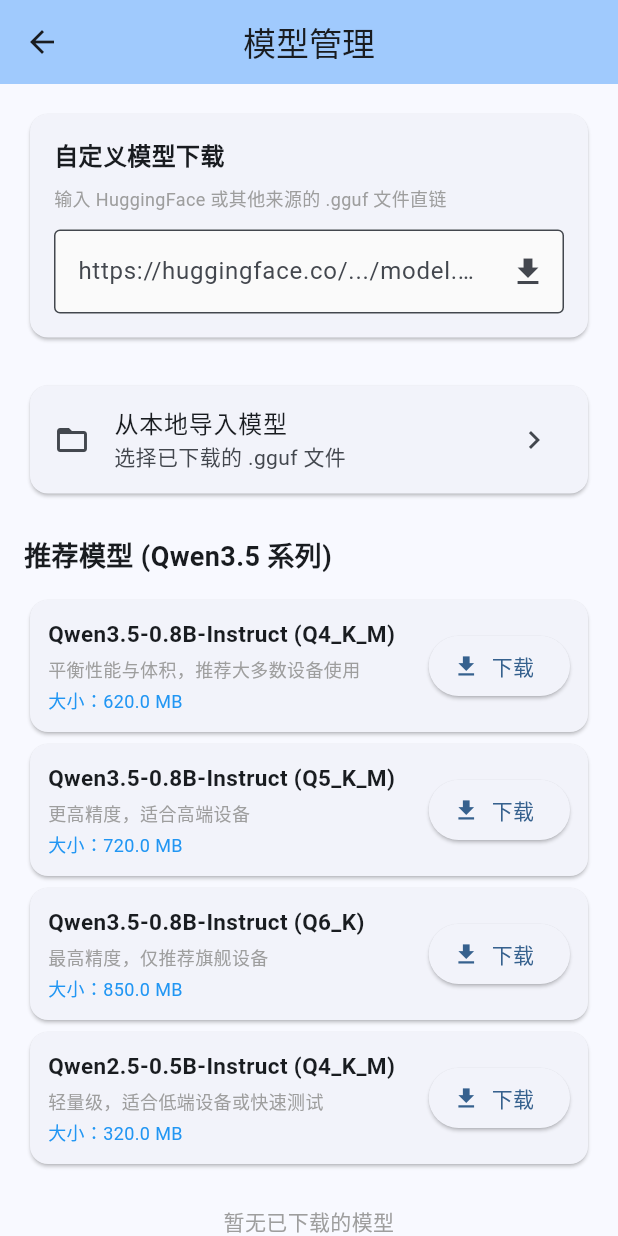
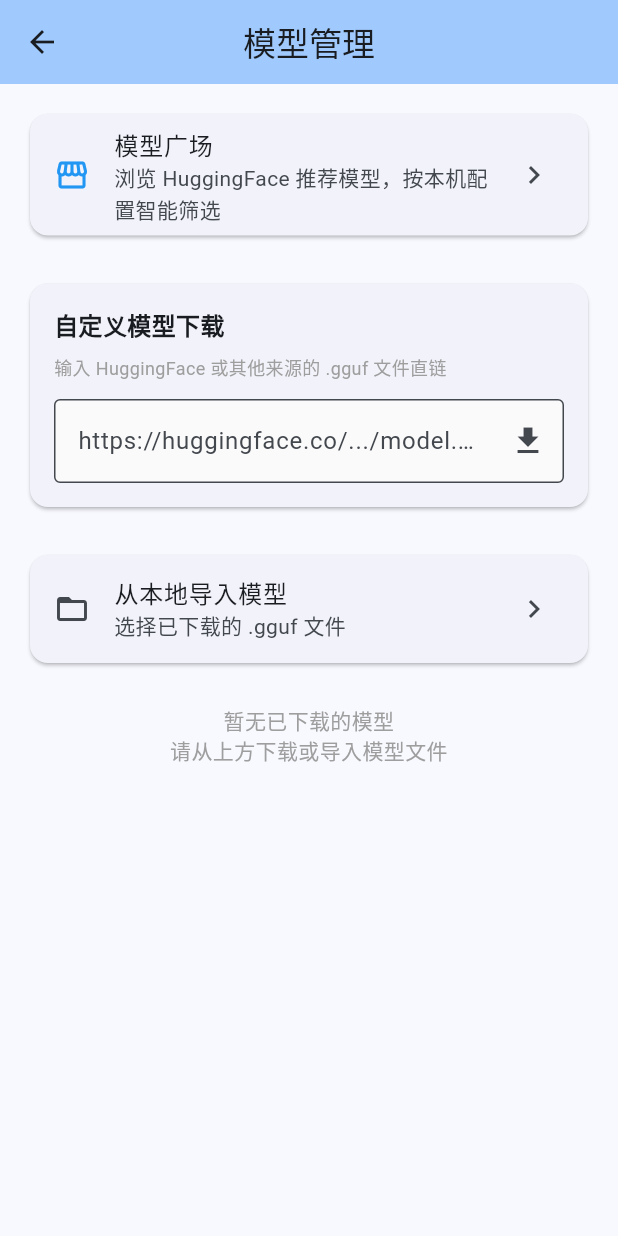
Before and after one commit to best-bo-cai/edge_ai_app, a Flutter app: the ModelManagementScreen screen opened directly, on a phone screen of 412 x 824 dp. Run offline on Flutter 3.47's test engine with Material 3 defaults, Android fonts, the phone set to English and light mode, and no system bars; our stand-ins replace device_info_plus, dio, file_picker, shared_preferences; missing offline and left inert: dart:ffi; accounts and stored records are empty; network calls fail.

Commit message:
feat(integration): 管理页接入广场与续传下载器，移除虚构推荐列表

```diff
--- a/lib/core/services/model_service.dart
+++ b/lib/core/services/model_service.dart
@@ -1,10 +1,8 @@
 import 'dart:convert';
 import 'dart:io';
-import 'package:dio/dio.dart';
 import 'package:flutter/foundation.dart';
 import 'package:flutter/services.dart' show rootBundle;
 import 'package:path_provider/path_provider.dart';
-import 'package:permission_handler/permission_handler.dart';
 import 'package:shared_preferences/shared_preferences.dart';
 
 import 'package:edge_ai_app/core/models/hf_catalog_models.dart';
@@ -63,42 +61,9 @@
   factory ModelService() => _instance;
   ModelService._internal();
 
-  final Dio _dio = Dio();
   late Directory _modelsDir;
   List<ModelInfo> _availableModels = [];
   String? _currentModelId;
-
-  /// 推荐模型列表 (Qwen3.5 系列)
-  final List<Map<String, dynamic>> recommendedModels = [
-    {
-      'id': 'qwen3.5-0.8b-q4km',
-      'name': 'Qwen3.5-0.8B-Instruct (Q4_K_M)',
-      'url': 'https://huggingface.co/bartowski/Qwen3.5-0.8B-Instruct-GGUF/resolve/main/Qwen3.5-0.8B-Instruct-Q4_K_M.gguf',
-      'size': 620 * 1024 * 1024, // ~620MB
-      'description': '平衡性能与体积，推荐大多数设备使用',
-    },
-    {
-      'id': 'qwen3.5-0.8b-q5km',
-      'name': 'Qwen3.5-0.8B-Instruct (Q5_K_M)',
-      'url': 'https://huggingface.co/bartowski/Qwen3.5-0.8B-Instruct-GGUF/resolve/main/Qwen3.5-0.8B-Instruct-Q5_K_M.gguf',
-      'size': 720 * 1024 * 1024, // ~720MB
-      'description': '更高精度，适合高端设备',
-    },
-    {
-      'id': 'qwen3.5-0.8b-q6k',
-      'name': 'Qwen3.5-0.8B-Instruct (Q6_K)',
-      'url': 'https://huggingface.co/bartowski/Qwen3.5-0.8B-Instruct-GGUF/resolve/main/Qwen3.5-0.8B-Instruct-Q6_K.gguf',
-      'size': 850 * 1024 * 1024, // ~850MB
-      'description': '最高精度，仅推荐旗舰设备',
-    },
-    {
-      'id': 'qwen2.5-0.5b-q4km',
-      'name': 'Qwen2.5-0.5B-Instruct (Q4_K_M)',
-      'url': 'https://huggingface.co/bartowski/Qwen2.5-0.5B-Instruct-GGUF/resolve/main/Qwen2.5-0.5B-Instruct-Q4_K_M.gguf',
-      'size': 320 * 1024 * 1024, // ~320MB
-      'description': '轻量级，适合低端设备或快速测试',
-    },
-  ];
 
   static const String _fallbackAssetPath = 'assets/data/fallback_models.json';
 
@@ -200,45 +165,20 @@
     return model.path;
   }
 
-  /// 下载模型 (带进度回调)
-  Future<void> downloadModel({
+  /// 自定义 URL 下载（统一走 DownloadManager，支持暂停/续传/校验）
+  Future<DownloadTask> downloadModel({
     required String url,
-    required String modelId,
     required String modelName,
-    Function(double progress)? onProgress,
   }) async {
-    // 请求存储权限 (仅 Android)
-    if (Platform.isAndroid) {
-      final status = await Permission.storage.status;
-      if (!status.isGranted) {
-        await Permission.storage.request();
-      }
+    final fileName = url.split('?').first.split('/').last;
+    if (!fileName.toLowerCase().endsWith('.gguf')) {
+      throw Exception('仅支持 .gguf 文件直链');
     }
-
-    final fileName = '${modelId.replaceAll('-', '_')}.gguf';
-    final savePath = '${_modelsDir.path}/$fileName';
-
-    // 检查是否已存在
-    final existingFile = File(savePath);
-    if (await existingFile.exists()) {
-      throw Exception('模型文件已存在');
-    }
-
-    await _dio.download(
-      url,
-      savePath,
-      onReceiveProgress: (received, total) {
-        if (total != -1) {
-          final progress = received / total;
-          if (onProgress != null) {
-            onProgress(progress);
-          }
-        }
-      },
+    return DownloadManager.instance.start(
+      url: url,
+      displayName: modelName,
+      savePath: '${_modelsDir.path}/$fileName',
     );
-
-    // 重新扫描本地模型
-    await _scanLocalModels();
   }
 
   /// 从外部导入模型文件
--- a/lib/features/settings/model_management_screen.dart
+++ b/lib/features/settings/model_management_screen.dart
@@ -1,8 +1,10 @@
-import 'dart:io';
+import 'dart:async';
 import 'package:flutter/material.dart';
 import 'package:file_picker/file_picker.dart';
 import 'package:path/path.dart' as p;
+import 'package:edge_ai_app/core/services/download_manager.dart';
 import '../../core/services/model_service.dart';
+import '../model_market/model_market_screen.dart';
 
 /// 模型管理页面 - 支持下载、导入、切换模型
 class ModelManagementScreen extends StatefulWidget {
@@ -16,68 +18,33 @@
   final ModelService _modelService = ModelService();
   final TextEditingController _urlController = TextEditingController();
 
-  // 下载状态跟踪
-  String? _downloadingModelId;
-  double _downloadProgress = 0.0;
-  bool _isDownloading = false;
+  // 下载状态跟踪（DownloadManager 事件驱动）
+  DownloadTask? _activeTask;
+  StreamSubscription<DownloadTask>? _dlSub;
+  bool _isImporting = false;
+
+  bool get _isDownloading =>
+      _activeTask?.status == DownloadStatus.downloading ||
+      _activeTask?.status == DownloadStatus.verifying ||
+      _activeTask?.status == DownloadStatus.queued;
 
   @override
   void initState() {
     super.initState();
     _refreshModels();
+    _dlSub = DownloadManager.instance.events.listen((t) {
+      if (!mounted) return;
+      setState(() => _activeTask = DownloadManager.instance.taskOf(t.id));
+      // 下载完成后刷新已下载列表（管理页常驻 IndexedStack，需事件驱动刷新）
+      if (t.status == DownloadStatus.completed) {
+        _refreshModels();
+      }
+    });
   }
 
   Future<void> _refreshModels() async {
     await _modelService.init();
-    setState(() {});
-  }
-
-  /// 开始下载模型
-  Future<void> _startDownload(Map<String, dynamic> model) async {
-    if (_isDownloading) {
-      ScaffoldMessenger.of(context).showSnackBar(
-        const SnackBar(content: Text('已有下载任务正在进行')),
-      );
-      return;
-    }
-
-    setState(() {
-      _downloadingModelId = model['id'];
-      _isDownloading = true;
-      _downloadProgress = 0.0;
-    });
-
-    try {
-      await _modelService.downloadModel(
-        url: model['url'],
-        modelId: model['id'],
-        modelName: model['name'],
-        onProgress: (progress) {
-          setState(() {
-            _downloadProgress = progress;
-          });
-        },
-      );
-
-      if (mounted) {
-        ScaffoldMessenger.of(context).showSnackBar(
-          SnackBar(content: Text('${model['name']} 下载完成')),
-        );
-        await _refreshModels();
-      }
-    } catch (e) {
-      if (mounted) {
-        ScaffoldMessenger.of(context).showSnackBar(
-          SnackBar(content: Text('下载失败：$e')),
-        );
-      }
-    } finally {
-      setState(() {
-        _downloadingModelId = null;
-        _isDownloading = false;
-        _downloadProgress = 0.0;
-      });
-    }
+    if (mounted) setState(() {});
   }
 
   /// 从外部导入模型
@@ -89,7 +56,7 @@
       );
 
       if (result != null && result.files.single.path != null) {
-        setState(() => _isDownloading = true);
+        setState(() => _isImporting = true);
 
         await _modelService.importModel(result.files.single.path!);
 
@@ -107,7 +74,7 @@
         );
       }
     } finally {
-      setState(() => _isDownloading = false);
+      if (mounted) setState(() => _isImporting = false);
     }
   }
 
@@ -128,9 +95,8 @@
       return;
     }
 
-    // 从 URL 提取文件名作为模型 ID
+    // 从 URL 提取文件名作为展示名
     final fileName = p.basename(url.split('?').first);
-    final modelId = fileName.replaceAll('.gguf', '').toLowerCase().replaceAll('_', '-');
     final modelName = fileName.replaceAll('.gguf', '');
 
     if (_isDownloading) {
@@ -140,30 +106,13 @@
       return;
     }
 
-    setState(() {
-      _downloadingModelId = modelId;
-      _isDownloading = true;
-      _downloadProgress = 0.0;
-    });
-
     try {
-      await _modelService.downloadModel(
-        url: url,
-        modelId: modelId,
-        modelName: modelName,
-        onProgress: (progress) {
-          setState(() {
-            _downloadProgress = progress;
-          });
-        },
-      );
-
+      await _modelService.downloadModel(url: url, modelName: modelName);
       if (mounted) {
         ScaffoldMessenger.of(context).showSnackBar(
-          SnackBar(content: Text('$modelName 下载完成')),
+          const SnackBar(content: Text('开始下载，可离开此页面，下载将自动继续')),
         );
         _urlController.clear();
-        await _refreshModels();
       }
     } catch (e) {
       if (mounted) {
@@ -171,12 +120,6 @@
           SnackBar(content: Text('下载失败：$e')),
         );
       }
-    } finally {
-      setState(() {
-        _downloadingModelId = null;
-        _isDownloading = false;
-        _downloadProgress = 0.0;
-      });
     }
   }
 
@@ -252,6 +195,22 @@
         child: Column(
           crossAxisAlignment: CrossAxisAlignment.stretch,
           children: [
+            // 模型广场入口（在线推荐 + 设备适配筛选）
+            Card(
+              child: ListTile(
+                leading: const Icon(Icons.storefront, color: Colors.blue),
+                title: const Text('模型广场'),
+                subtitle: const Text('浏览 HuggingFace 推荐模型，按本机配置智能筛选'),
+                trailing: const Icon(Icons.chevron_right),
+                onTap: () => Navigator.push(
+                  context,
+                  MaterialPageRoute(builder: (_) => const ModelMarketScreen()),
+                ),
+              ),
+            ),
+
+            const SizedBox(height: 24),
+
             // 自定义 URL 下载卡片
             _buildCustomDownloadCard(),
 
@@ -259,20 +218,6 @@
 
             // 导入按钮
             _buildImportButton(),
-
-            const SizedBox(height: 24),
-
-            // 推荐模型列表
-            if (_modelService.recommendedModels.isNotEmpty) ...[
-              const Text(
-                '推荐模型 (Qwen3.5 系列)',
-                style: TextStyle(fontSize: 18, fontWeight: FontWeight.bold),
-              ),
-              const SizedBox(height: 12),
-              ..._modelService.recommendedModels.map((model) =>
-                _buildRecommendedModelCard(model),
-              ),
-            ],
 
             const SizedBox(height: 24),
 
@@ -330,12 +275,13 @@
               ),
               enabled: !_isDownloading,
             ),
-            if (_downloadingModelId != null && _isDownloading) ...[
+            if (_activeTask != null && _isDownloading) ...[
               const SizedBox(height: 12),
-              LinearProgressIndicator(value: _downloadProgress),
+              LinearProgressIndicator(value: _activeTask!.progress),
               const SizedBox(height: 4),
               Text(
-                '下载中：${(_downloadProgress * 100).toStringAsFixed(1)}%',
+                '${(_activeTask!.progress * 100).toStringAsFixed(1)}%'
+                '${_activeTask!.status == DownloadStatus.verifying ? " · 校验中" : ""}',
                 style: const TextStyle(fontSize: 12),
               ),
             ],
@@ -352,73 +298,7 @@
         title: const Text('从本地导入模型'),
         subtitle: const Text('选择已下载的 .gguf 文件'),
         trailing: const Icon(Icons.chevron_right),
-        onTap: _isDownloading ? null : _importModel,
-      ),
-    );
-  }
-
-  Widget _buildRecommendedModelCard(Map<String, dynamic> model) {
-    final isDownloaded = _modelService.isModelDownloaded(model['id']);
-    final isDownloading = _downloadingModelId == model['id'];
-
-    return Card(
-      child: Padding(
-        padding: const EdgeInsets.all(12),
-        child: Column(
-          crossAxisAlignment: CrossAxisAlignment.start,
-          children: [
-            Row(
-              children: [
-                Expanded(
-                  child: Column(
-                    crossAxisAlignment: CrossAxisAlignment.start,
-                    children: [
-                      Text(
-                        model['name'],
-                        style: const TextStyle(
-                          fontSize: 15,
-                          fontWeight: FontWeight.bold,
-                        ),
-                      ),
-                      const SizedBox(height: 4),
-                      Text(
-                        model['description'],
-                        style: const TextStyle(fontSize: 12, color: Colors.grey),
-                      ),
-                      const SizedBox(height: 4),
-                      Text(
-                        '大小：${_formatSize(model['size'])}',
-                        style: const TextStyle(fontSize: 12, color: Colors.blue),
-                      ),
-                    ],
-                  ),
-                ),
-                if (isDownloading)
-                  SizedBox(
-                    width: 100,
-                    child: Column(
-                      children: [
-                        const CircularProgressIndicator(strokeWidth: 2),
-                        const SizedBox(height: 4),
-                        Text(
-                          '${(_downloadProgress * 100).toStringAsFixed(0)}%',
-                          style: const TextStyle(fontSize: 12),
-                        ),
-                      ],
-                    ),
-                  )
-                else if (isDownloaded)
-                  const Icon(Icons.check_circle, color: Colors.green)
-                else
-                  ElevatedButton.icon(
-                    onPressed: () => _startDownload(model),
-                    icon: const Icon(Icons.download),
-                    label: const Text('下载'),
-                  ),
-              ],
-            ),
-          ],
-        ),
+        onTap: (_isDownloading || _isImporting) ? null : _importModel,
       ),
     );
   }
@@ -479,16 +359,6 @@
     );
   }
 
-  String _formatSize(int bytes) {
-    if (bytes < 1024 * 1024) {
-      return '${(bytes / 1024).toStringAsFixed(1)} KB';
-    } else if (bytes < 1024 * 1024 * 1024) {
-      return '${(bytes / (1024 * 1024)).toStringAsFixed(1)} MB';
-    } else {
-      return '${(bytes / (1024 * 1024 * 1024)).toStringAsFixed(2)} GB';
-    }
-  }
-
   String _formatDate(DateTime date) {
     return '${date.year}-${date.month.toString().padLeft(2, '0')}-${date.day.toString().padLeft(2, '0')} '
         '${date.hour.toString().padLeft(2, '0')}:${date.minute.toString().padLeft(2, '0')}';
@@ -496,6 +366,7 @@
 
   @override
   void dispose() {
+    _dlSub?.cancel();
     _urlController.dispose();
     super.dispose();
   }
--- a/lib/main.dart
+++ b/lib/main.dart
@@ -3,6 +3,7 @@
 import 'features/chat/chat_screen.dart';
 import 'features/settings/model_management_screen.dart';
 import 'core/services/model_service.dart';
+import 'core/services/download_manager.dart';
 
 void main() async {
   WidgetsFlutterBinding.ensureInitialized();
@@ -10,6 +11,9 @@
   // 初始化模型服务
   final modelService = ModelService();
   await modelService.init();
+
+  // 恢复下载任务记录（断点续传）
+  await DownloadManager.instance.init();
 
   runApp(const EdgeMindApp());
 }
```
